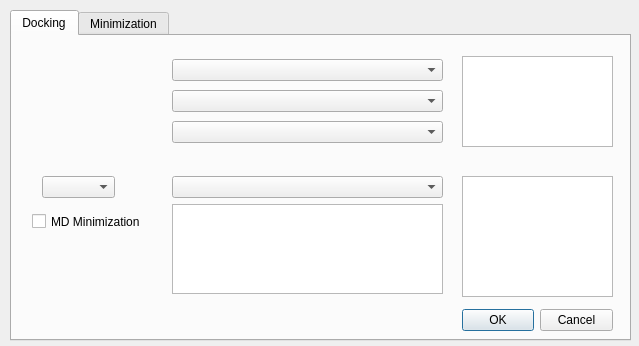
Before: the Qt Designer form pymol_docking_plugin/GUI.ui in HiteSit/PyMol_Fitter, drawn with Qt 5.
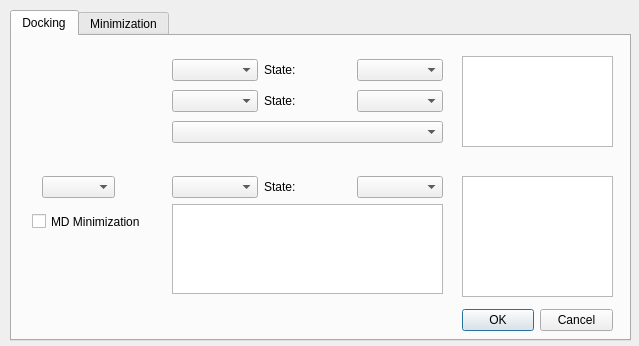
After: the same form once the commit is applied.

Commit message: State implemented also on the docking tab.

```diff
--- a/pymol_docking_plugin/GUI.ui
+++ b/pymol_docking_plugin/GUI.ui
@@ -60,7 +60,21 @@
      </property>
      <layout class="QVBoxLayout" name="verticalLayout_2">
       <item>
-       <widget class="QComboBox" name="protein_chooser_2"/>
+       <layout class="QHBoxLayout" name="protein_state_layout_2">
+        <item>
+         <widget class="QComboBox" name="protein_chooser_2"/>
+        </item>
+        <item>
+         <widget class="QLabel" name="protein_state_label_2">
+          <property name="text">
+           <string>State:</string>
+          </property>
+         </widget>
+        </item>
+        <item>
+         <widget class="QComboBox" name="protein_state_chooser_2"/>
+        </item>
+       </layout>
       </item>
       <item>
        <widget class="QPlainTextEdit" name="smile_chooser_2"/>
@@ -78,10 +92,38 @@
      </property>
      <layout class="QVBoxLayout" name="verticalLayout">
       <item>
-       <widget class="QComboBox" name="protein_chooser_1"/>
+       <layout class="QHBoxLayout" name="protein_state_layout_1">
+        <item>
+         <widget class="QComboBox" name="protein_chooser_1"/>
+        </item>
+        <item>
+         <widget class="QLabel" name="protein_state_label_1">
+          <property name="text">
+           <string>State:</string>
+          </property>
+         </widget>
+        </item>
+        <item>
+         <widget class="QComboBox" name="protein_state_chooser_1"/>
+        </item>
+       </layout>
       </item>
       <item>
-       <widget class="QComboBox" name="ligand_chooser_1"/>
+       <layout class="QHBoxLayout" name="ligand_state_layout_1">
+        <item>
+         <widget class="QComboBox" name="ligand_chooser_1"/>
+        </item>
+        <item>
+         <widget class="QLabel" name="ligand_state_label_1">
+          <property name="text">
+           <string>State:</string>
+          </property>
+         </widget>
+        </item>
+        <item>
+         <widget class="QComboBox" name="ligand_state_chooser_1"/>
+        </item>
+       </layout>
       </item>
       <item>
        <widget class="QComboBox" name="mode_chooser"/>
```
The commit also changes 1 other file.
